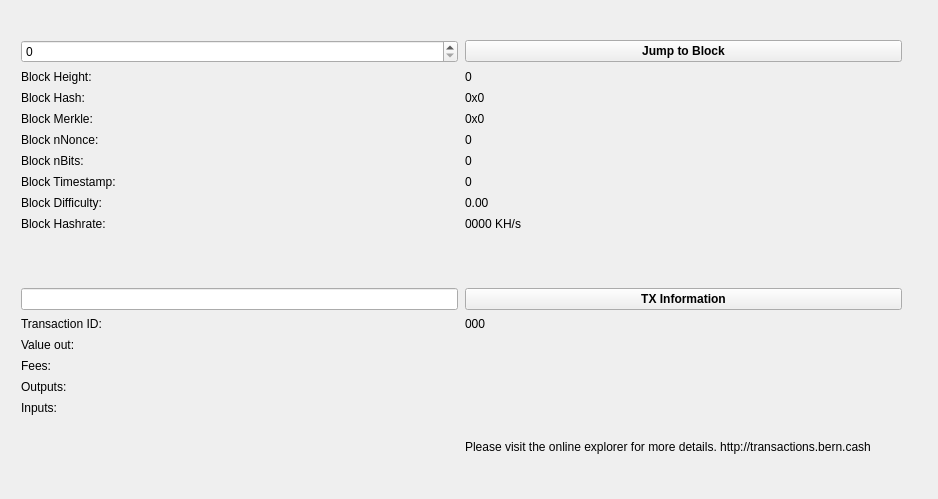
This is src/qt/forms/blockbrowser.ui in BERNiecoin/BERNcash as Qt 5 draws it before an edit. The edited form follows.
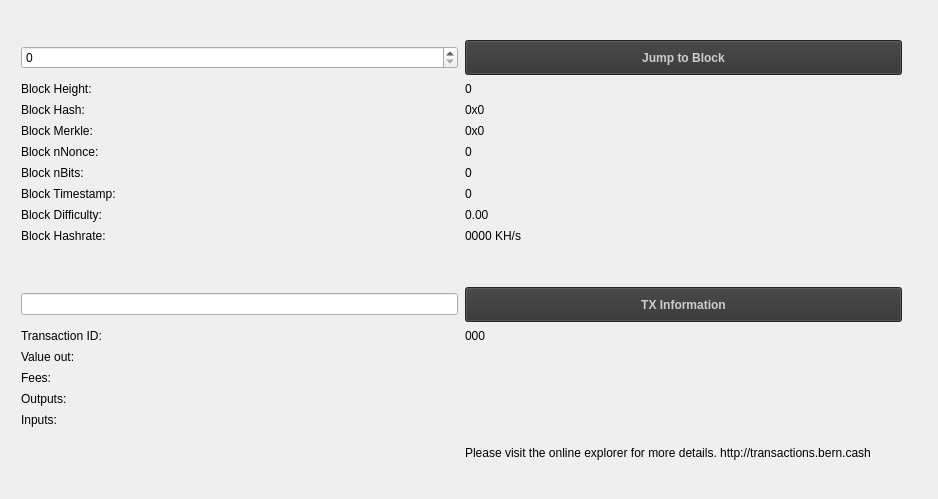
This is the edited form.

Diff of the .ui file:
```diff
--- a/src/qt/forms/blockbrowser.ui
+++ b/src/qt/forms/blockbrowser.ui
@@ -80,12 +80,21 @@
        </item>
        <item row="12" column="1">
         <widget class="QPushButton" name="txButton">
+         <property name="minimumSize">
+           <size>
+            <width>0</width>
+            <height>35</height>
+           </size>
+          </property>
          <property name="font">
           <font>
            <weight>75</weight>
            <bold>true</bold>
           </font>
          </property>
+         <property name="styleSheet">
+          <string notr="true">background-color:#333333; color:#cecece;</string>
+         </property>
          <property name="text">
           <string>TX Information</string>
          </property>
@@ -377,6 +386,12 @@
            <height>0</height>
           </size>
          </property>
+         <property name="minimumSize">
+          <size>
+           <width>300</width>
+           <height>35</height>
+          </size>
+         </property>
          <property name="maximumSize">
           <size>
            <width>16777215</width>
@@ -389,6 +404,9 @@
            <bold>true</bold>
           </font>
          </property>
+         <property name="styleSheet">
+          <string notr="true">background-color:#333333; color:#cecece;</string>
+         </property>
          <property name="text">
           <string>Jump to Block</string>
          </property>
```
